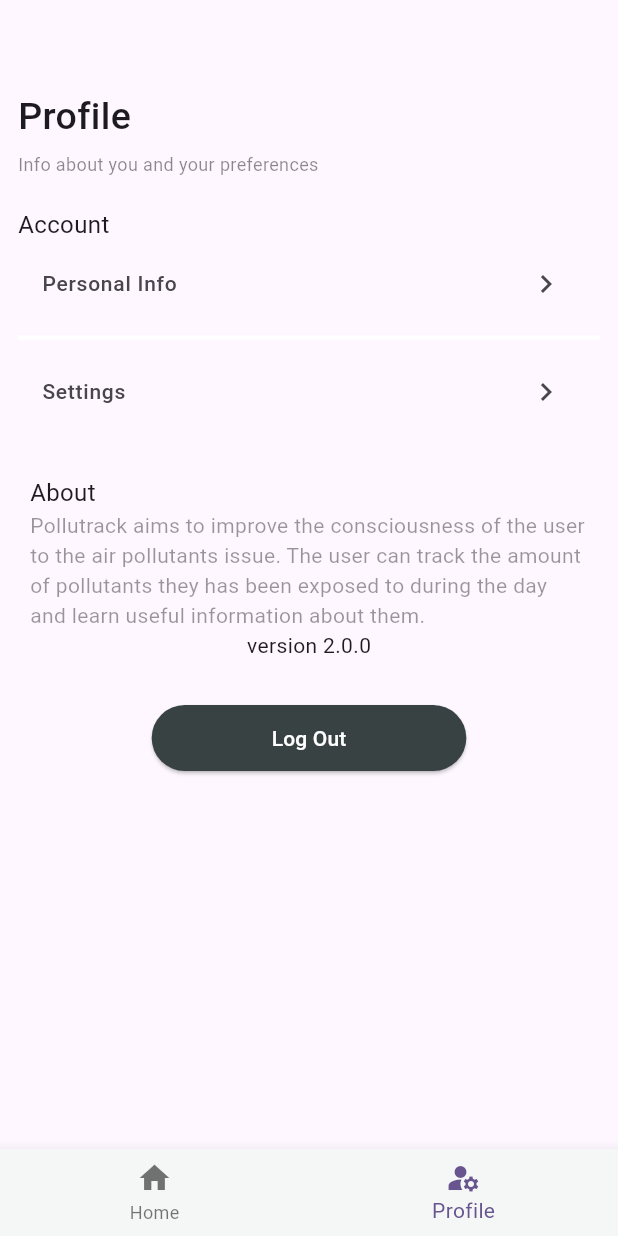
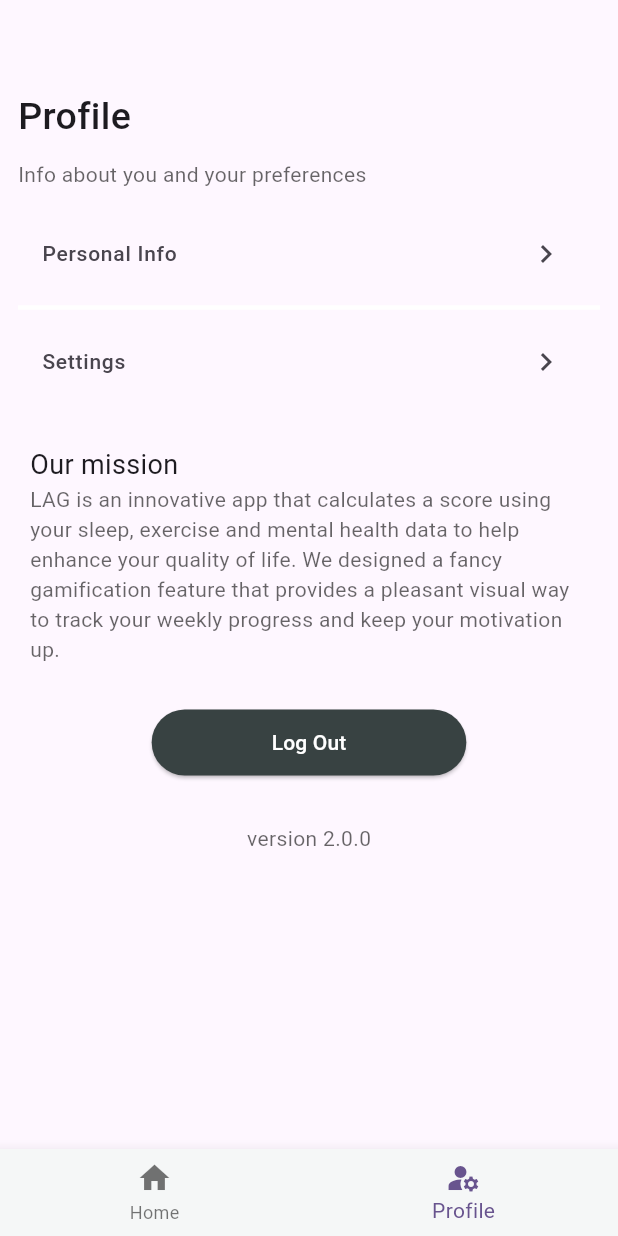
Before and after one commit to lorenzo-seme/LAG, a Flutter app: the Home screen opened directly, item 2 of the bottom bar chosen, on a phone screen of 412 x 824 dp. Run offline on Flutter 3.47's test engine with Material 3 defaults, Android fonts, the phone set to English and light mode, and no system bars; our stand-ins replace dropdown_button2, fl_chart, jwt_decoder, material_design_icons_flutter, percent_indicator, shared_preferences; missing offline and left inert: flutter_emoji, graphic; accounts and stored records are empty.

Commit message:
[lorenzo] piccoli cambiamenti in profile personal_info e infoRHR

```diff
--- a/lag/lib/screens/profile.dart
+++ b/lag/lib/screens/profile.dart
@@ -25,20 +25,23 @@
               style: TextStyle(fontWeight: FontWeight.w500, fontSize: 25),
             ),
             const SizedBox(
-              height: 5,
+              height: 10,
             ),
-            const Text("Info about you and your preferences",
-                style: TextStyle(
-                  fontSize: 12,
-                  color: Colors.black45,
-                )),
+            Text("Info about you and your preferences",
+              style: TextStyle(
+                      fontSize: 14,
+                      color: Colors.black.withOpacity(0.6),
+              ),
+            ),
             const SizedBox(
-              height: 20,
+              height: 15,
             ),
+            /*
             const Text(
               "Account",
               style: TextStyle(fontSize: 16),
             ),
+            */
             Column(
               mainAxisAlignment: MainAxisAlignment.spaceBetween,
               crossAxisAlignment: CrossAxisAlignment.start,
@@ -78,18 +81,16 @@
                 crossAxisAlignment: CrossAxisAlignment.start,
                 children: [
                   const Text(
-                    "About",
-                    style: TextStyle(fontSize: 16),
+                    "Our mission",
+                    style: TextStyle(fontSize: 18),
                   ),
                   Text(
-                    "Pollutrack aims to improve the consciousness of the user to the air pollutants issue. The user can track the amount of pollutants they has been exposed to during the day and learn useful information about them.",
+                    "LAG is an innovative app that calculates a score using your sleep, exercise and mental health data to help enhance your quality of life. We designed a fancy gamification feature that provides a pleasant visual way to track your weekly progress and keep your motivation up.",
                     style: TextStyle(
-                        fontSize: 14, color: Colors.black.withOpacity(0.4)),
+                        fontSize: 14,
+                        color: Colors.black.withOpacity(0.6)
+                    ),
                   ),
-                  const Align(
-                    alignment: Alignment.center,
-                    child: Text("version 2.0.0"),
-                  )
                 ],
               ),
             ),
@@ -126,6 +127,19 @@
                   backgroundColor: MaterialStateProperty.all<Color>(const Color(0xFF384242)),
                 ),
                 child: const Text('Log Out'),
+              ),
+            ),
+            const SizedBox(
+              height: 30,
+            ),
+            Align(
+              alignment: Alignment.bottomCenter,
+              child: Text(
+                "version 2.0.0",
+                style: TextStyle(
+                        fontSize: 14,
+                        color: Colors.black.withOpacity(0.6)
+                    ),
               ),
             )
           ],
```
Also changed, not shown: lag/lib/screens/InfoRHR.dart (+46 -9 lines), lag/lib/screens/personal_info.dart (+12 -7 lines), lag/lib/screens/splash.dart (+6 -4 lines), lag/assets/logo_1.png (added).
